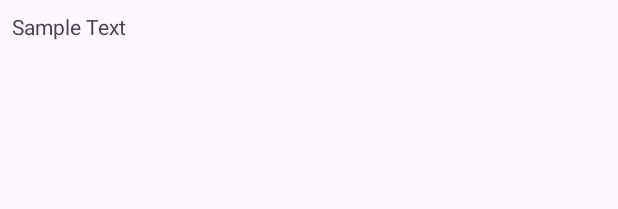
After one commit to rmfgh2004/WidgetSampleApp, an Android app: the layout item_text_row.xml on its own in the app's theme, with its tools: preview values and no code run, on a phone screen of 412 x 824 dp. The commit adds this screen. Shown: the top 209 px of the screen. Run offline under Robolectric (Android 15) with nearby library versions, the phone set to English and light mode, and no system bars.

Commit message:
study recyclerView

```diff
--- /dev/null
+++ b/app/src/main/res/layout/item_text_row.xml
@@ -0,0 +1,13 @@
+<?xml version="1.0" encoding="utf-8"?>
+<LinearLayout xmlns:android="http://schemas.android.com/apk/res/android"
+    android:layout_width="match_parent"
+    android:layout_height="wrap_content"
+    android:padding="8dp">
+
+    <TextView
+        android:id="@+id/tv_title"
+        android:layout_width="wrap_content"
+        android:layout_height="wrap_content"
+        android:text="Sample Text"/>
+
+</LinearLayout>
```
Also changed, not shown: app/src/main/java/com/example/widgetsampleapp/MainActivity.kt (+11 -0 lines), app/src/main/java/com/example/widgetsampleapp/SampleAdapter.kt (added, +32 -0 lines), app/src/main/res/layout/widget_recycler_view.xml (added, +14 -0 lines).
